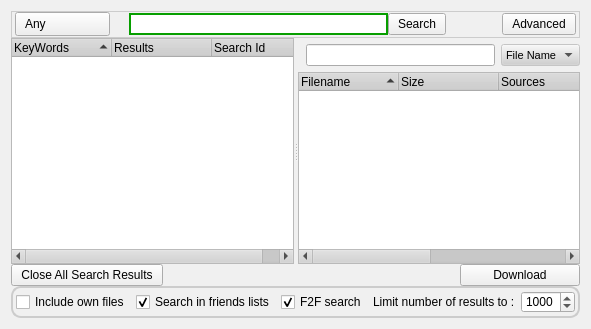
Old version of the form retroshare-gui/src/gui/SearchDialog.ui in the repository RetroShare/RetroShare.
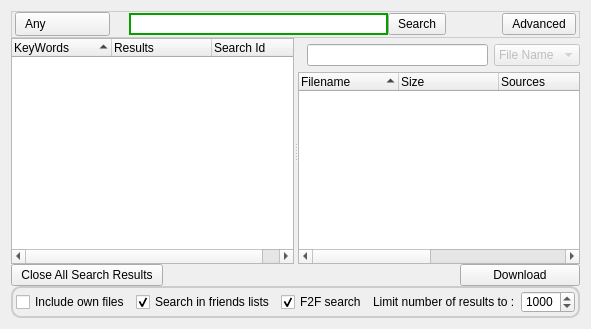
New version of the form. Icons and pictures are not drawn. Custom widgets are drawn as their Qt base class.

```diff
--- a/retroshare-gui/src/gui/SearchDialog.ui
+++ b/retroshare-gui/src/gui/SearchDialog.ui
@@ -16,492 +16,6 @@
     <verstretch>1</verstretch>
    </sizepolicy>
   </property>
-  <property name="palette">
-   <palette>
-    <active>
-     <colorrole role="WindowText">
-      <brush brushstyle="SolidPattern">
-       <color alpha="255">
-        <red>0</red>
-        <green>0</green>
-        <blue>0</blue>
-       </color>
-      </brush>
-     </colorrole>
-     <colorrole role="Button">
-      <brush brushstyle="SolidPattern">
-       <color alpha="255">
-        <red>208</red>
-        <green>208</green>
-        <blue>208</blue>
-       </color>
-      </brush>
-     </colorrole>
-     <colorrole role="Light">
-      <brush brushstyle="SolidPattern">
-       <color alpha="255">
-        <red>255</red>
-        <green>255</green>
-        <blue>255</blue>
-       </color>
-      </brush>
-     </colorrole>
-     <colorrole role="Midlight">
-      <brush brushstyle="SolidPattern">
-       <color alpha="255">
-        <red>247</red>
-        <green>247</green>
-        <blue>247</blue>
-       </color>
-      </brush>
-     </colorrole>
-     <colorrole role="Dark">
-      <brush brushstyle="SolidPattern">
-       <color alpha="255">
-        <red>104</red>
-        <green>104</green>
-        <blue>104</blue>
-       </color>
-      </brush>
-     </colorrole>
-     <colorrole role="Mid">
-      <brush brushstyle="SolidPattern">
-       <color alpha="255">
-        <red>139</red>
-        <green>139</green>
-        <blue>139</blue>
-       </color>
-      </brush>
-     </colorrole>
-     <colorrole role="Text">
-      <brush brushstyle="SolidPattern">
-       <color alpha="255">
-        <red>0</red>
-        <green>0</green>
-        <blue>0</blue>
-       </color>
-      </brush>
-     </colorrole>
-     <colorrole role="BrightText">
-      <brush brushstyle="SolidPattern">
-       <color alpha="255">
-        <red>255</red>
-        <green>255</green>
-        <blue>255</blue>
-       </color>
-      </brush>
-     </colorrole>
-     <colorrole role="ButtonText">
-      <brush brushstyle="SolidPattern">
-       <color alpha="255">
-        <red>0</red>
-        <green>0</green>
-        <blue>0</blue>
-       </color>
-      </brush>
-     </colorrole>
-     <colorrole role="Base">
-      <brush brushstyle="SolidPattern">
-       <color alpha="255">
-        <red>255</red>
-        <green>255</green>
-        <blue>255</blue>
-       </color>
-      </brush>
-     </colorrole>
-     <colorrole role="Window">
-      <brush brushstyle="SolidPattern">
-       <color alpha="255">
-        <red>240</red>
-        <green>240</green>
-        <blue>240</blue>
-       </color>
-      </brush>
-     </colorrole>
-     <colorrole role="Shadow">
-      <brush brushstyle="SolidPattern">
-       <color alpha="255">
-        <red>0</red>
-        <green>0</green>
-        <blue>0</blue>
-       </color>
-      </brush>
-     </colorrole>
-     <colorrole role="Highlight">
-      <brush brushstyle="SolidPattern">
-       <color alpha="255">
-        <red>0</red>
-        <green>0</green>
-        <blue>128</blue>
-       </color>
-      </brush>
-     </colorrole>
-     <colorrole role="HighlightedText">
-      <brush brushstyle="SolidPattern">
-       <color alpha="255">
-        <red>255</red>
-        <green>255</green>
-        <blue>255</blue>
-       </color>
-      </brush>
-     </colorrole>
-     <colorrole role="Link">
-      <brush brushstyle="SolidPattern">
-       <color alpha="255">
-        <red>0</red>
-        <green>0</green>
-        <blue>255</blue>
-       </color>
-      </brush>
-     </colorrole>
-     <colorrole role="LinkVisited">
-      <brush brushstyle="SolidPattern">
-       <color alpha="255">
-        <red>255</red>
-        <green>0</green>
-        <blue>255</blue>
-       </color>
-      </brush>
-     </colorrole>
-     <colorrole role="AlternateBase">
-      <brush brushstyle="SolidPattern">
-       <color alpha="255">
-        <red>231</red>
-        <green>231</green>
-        <blue>231</blue>
-       </color>
-      </brush>
-     </colorrole>
-    </active>
-    <inactive>
-     <colorrole role="WindowText">
-      <brush brushstyle="SolidPattern">
-       <color alpha="255">
-        <red>0</red>
-        <green>0</green>
-        <blue>0</blue>
-       </color>
-      </brush>
-     </colorrole>
-     <colorrole role="Button">
-      <brush brushstyle="SolidPattern">
-       <color alpha="255">
-        <red>208</red>
-        <green>208</green>
-        <blue>208</blue>
-       </color>
-      </brush>
-     </colorrole>
-     <colorrole role="Light">
-      <brush brushstyle="SolidPattern">
-       <color alpha="255">
-        <red>255</red>
-        <green>255</green>
-        <blue>255</blue>
-       </color>
-      </brush>
-     </colorrole>
-     <colorrole role="Midlight">
-      <brush brushstyle="SolidPattern">
-       <color alpha="255">
-        <red>247</red>
-        <green>247</green>
-        <blue>247</blue>
-       </color>
-      </brush>
-     </colorrole>
-     <colorrole role="Dark">
-      <brush brushstyle="SolidPattern">
-       <color alpha="255">
-        <red>104</red>
-        <green>104</green>
-        <blue>104</blue>
-       </color>
-      </brush>
-     </colorrole>
-     <colorrole role="Mid">
-      <brush brushstyle="SolidPattern">
-       <color alpha="255">
-        <red>139</red>
-        <green>139</green>
-        <blue>139</blue>
-       </color>
-      </brush>
-     </colorrole>
-     <colorrole role="Text">
-      <brush brushstyle="SolidPattern">
-       <color alpha="255">
-        <red>0</red>
-        <green>0</green>
-        <blue>0</blue>
-       </color>
-      </brush>
-     </colorrole>
-     <colorrole role="BrightText">
-      <brush brushstyle="SolidPattern">
-       <color alpha="255">
-        <red>255</red>
-        <green>255</green>
-        <blue>255</blue>
-       </color>
-      </brush>
-     </colorrole>
-     <colorrole role="ButtonText">
-      <brush brushstyle="SolidPattern">
-       <color alpha="255">
-        <red>0</red>
-        <green>0</green>
-        <blue>0</blue>
-       </color>
-      </brush>
-     </colorrole>
-     <colorrole role="Base">
-      <brush brushstyle="SolidPattern">
-       <color alpha="255">
-        <red>255</red>
-        <green>255</green>
-        <blue>255</blue>
-       </color>
-      </brush>
-     </colorrole>
-     <colorrole role="Window">
-      <brush brushstyle="SolidPattern">
-       <color alpha="255">
-        <red>240</red>
-        <green>240</green>
-        <blue>240</blue>
-       </color>
-      </brush>
-     </colorrole>
-     <colorrole role="Shadow">
-      <brush brushstyle="SolidPattern">
-       <color alpha="255">
-        <red>0</red>
-        <green>0</green>
-        <blue>0</blue>
-       </color>
-      </brush>
-     </colorrole>
-     <colorrole role="Highlight">
-      <brush brushstyle="SolidPattern">
-       <color alpha="255">
-        <red>192</red>
-        <green>192</green>
-        <blue>192</blue>
-       </color>
-      </brush>
-     </colorrole>
-     <colorrole role="HighlightedText">
-      <brush brushstyle="SolidPattern">
-       <color alpha="255">
-        <red>0</red>
-        <green>0</green>
-        <blue>0</blue>
-       </color>
-      </brush>
-     </colorrole>
-     <colorrole role="Link">
-      <brush brushstyle="SolidPattern">
-       <color alpha="255">
-        <red>0</red>
-        <green>0</green>
-        <blue>255</blue>
-       </color>
-      </brush>
-     </colorrole>
-     <colorrole role="LinkVisited">
-      <brush brushstyle="SolidPattern">
-       <color alpha="255">
-        <red>255</red>
-        <green>0</green>
-        <blue>255</blue>
-       </color>
-      </brush>
-     </colorrole>
-     <colorrole role="AlternateBase">
-      <brush brushstyle="SolidPattern">
-       <color alpha="255">
-        <red>231</red>
-        <green>231</green>
-        <blue>231</blue>
-       </color>
-      </brush>
-     </colorrole>
-    </inactive>
-    <disabled>
-     <colorrole role="WindowText">
-      <brush brushstyle="SolidPattern">
-       <color alpha="255">
-        <red>0</red>
-        <green>0</green>
-        <blue>0</blue>
-       </color>
-      </brush>
-     </colorrole>
-     <colorrole role="Button">
-      <brush brushstyle="SolidPattern">
-       <color alpha="255">
-        <red>208</red>
-        <green>208</green>
-        <blue>208</blue>
-       </color>
-      </brush>
-     </colorrole>
-     <colorrole role="Light">
-      <brush brushstyle="SolidPattern">
-       <color alpha="255">
-        <red>255</red>
-        <green>255</green>
-        <blue>255</blue>
-       </color>
-      </brush>
-     </colorrole>
-     <colorrole role="Midlight">
-      <brush brushstyle="SolidPattern">
-       <color alpha="255">
-        <red>247</red>
-        <green>247</green>
-        <blue>247</blue>
-       </color>
-      </brush>
-     </colorrole>
-     <colorrole role="Dark">
-      <brush brushstyle="SolidPattern">
-       <color alpha="255">
-        <red>104</red>
-        <green>104</green>
-        <blue>104</blue>
-       </color>
-      </brush>
-     </colorrole>
-     <colorrole role="Mid">
-      <brush brushstyle="SolidPattern">
-       <color alpha="255">
-        <red>139</red>
-        <green>139</green>
-        <blue>139</blue>
-       </color>
-      </brush>
-     </colorrole>
-     <colorrole role="Text">
-      <brush brushstyle="SolidPattern">
-       <color alpha="255">
-        <red>0</red>
-        <green>0</green>
-        <blue>0</blue>
-       </color>
-      </brush>
-     </colorrole>
-     <colorrole role="BrightText">
-      <brush brushstyle="SolidPattern">
-       <color alpha="255">
-        <red>255</red>
-        <green>255</green>
-        <blue>255</blue>
-       </color>
-      </brush>
-     </colorrole>
-     <colorrole role="ButtonText">
-      <brush brushstyle="SolidPattern">
-       <color alpha="255">
-        <red>0</red>
-        <green>0</green>
-        <blue>0</blue>
-       </color>
-      </brush>
-     </colorrole>
-     <colorrole role="Base">
-      <brush brushstyle="SolidPattern">
-       <color alpha="255">
-        <red>240</red>
-        <green>240</green>
-        <blue>240</blue>
-       </color>
-      </brush>
-     </colorrole>
-     <colorrole role="Window">
-      <brush brushstyle="SolidPattern">
-       <color alpha="255">
-        <red>240</red>
-        <green>240</green>
-        <blue>240</blue>
-       </color>
-      </brush>
-     </colorrole>
-     <colorrole role="Shadow">
-      <brush brushstyle="SolidPattern">
-       <color alpha="255">
-        <red>0</red>
-        <green>0</green>
-        <blue>0</blue>
-       </color>
-      </brush>
-     </colorrole>
-     <colorrole role="Highlight">
-      <brush brushstyle="SolidPattern">
-       <color alpha="255">
-        <red>0</red>
-        <green>0</green>
-        <blue>128</blue>
-       </color>
-      </brush>
-     </colorrole>
-     <colorrole role="HighlightedText">
-      <brush brushstyle="SolidPattern">
-       <color alpha="255">
-        <red>255</red>
-        <green>255</green>
-        <blue>255</blue>
-       </color>
-      </brush>
-     </colorrole>
-     <colorrole role="Link">
-      <brush brushstyle="SolidPattern">
-       <color alpha="255">
-        <red>0</red>
-        <green>0</green>
-        <blue>255</blue>
-       </color>
-      </brush>
-     </colorrole>
-     <colorrole role="LinkVisited">
-      <brush brushstyle="SolidPattern">
-       <color alpha="255">
-        <red>255</red>
-        <green>0</green>
-        <blue>255</blue>
-       </color>
-      </brush>
-     </colorrole>
-     <colorrole role="AlternateBase">
-      <brush brushstyle="SolidPattern">
-       <color alpha="255">
-        <red>231</red>
-        <green>231</green>
-        <blue>231</blue>
-       </color>
-      </brush>
-     </colorrole>
-    </disabled>
-   </palette>
-  </property>
-  <property name="font">
-   <font>
-    <family>Arial</family>
-    <pointsize>8</pointsize>
-    <weight>50</weight>
-    <italic>false</italic>
-    <bold>false</bold>
-    <underline>false</underline>
-    <strikeout>false</strikeout>
-   </font>
-  </property>
-  <property name="contextMenuPolicy">
-   <enum>Qt::NoContextMenu</enum>
-  </property>
-  <property name="styleSheet">
-   <string notr="true"/>
-  </property>
   <layout class="QGridLayout" name="gridLayout_5">
    <property name="horizontalSpacing">
     <number>6</number>
@@ -1337,16 +851,16 @@
   </layout>
  </widget>
  <customwidgets>
-  <customwidget>
-   <class>SearchTreeWidget</class>
-   <extends>QTreeWidget</extends>
-   <header>gui/SearchTreeWidget.h</header>
-  </customwidget>
   <customwidget>
    <class>LineEditClear</class>
    <extends>QLineEdit</extends>
    <header>gui/common/LineEditClear.h</header>
   </customwidget>
+  <customwidget>
+   <class>SearchTreeWidget</class>
+   <extends>QTreeWidget</extends>
+   <header>gui/SearchTreeWidget.h</header>
+  </customwidget>
  </customwidgets>
  <resources>
   <include location="images.qrc"/>
```
